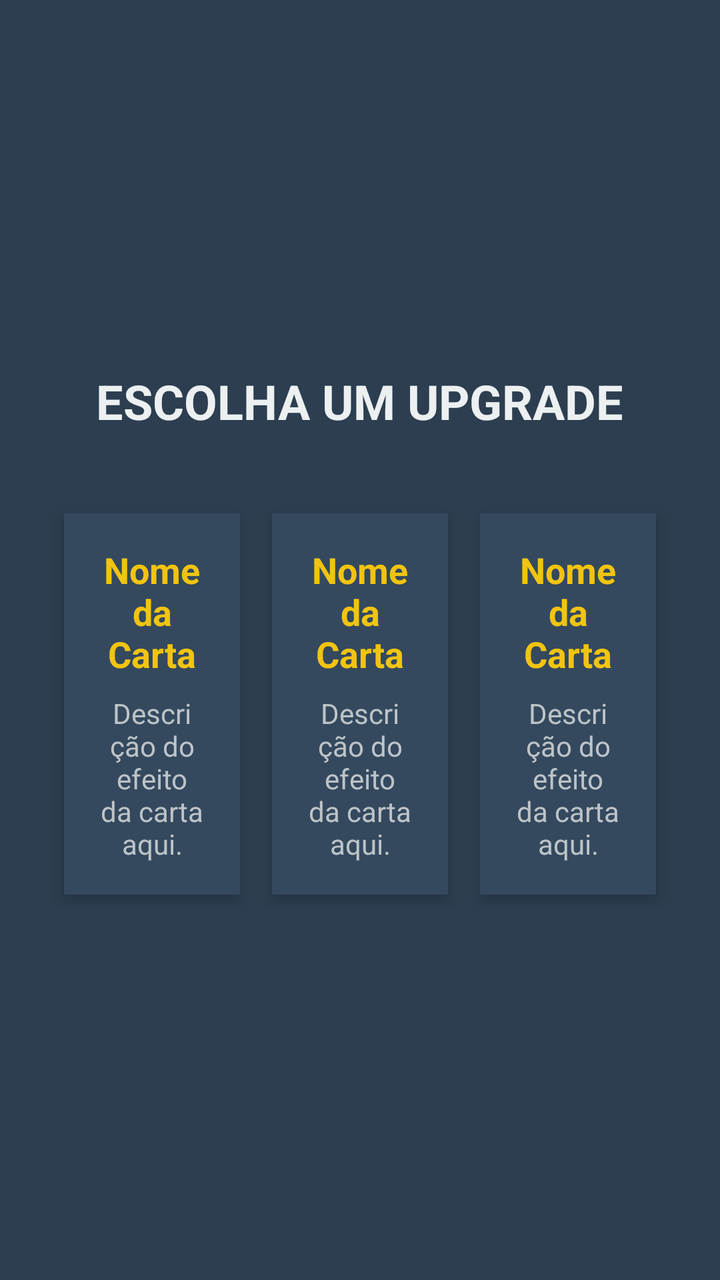
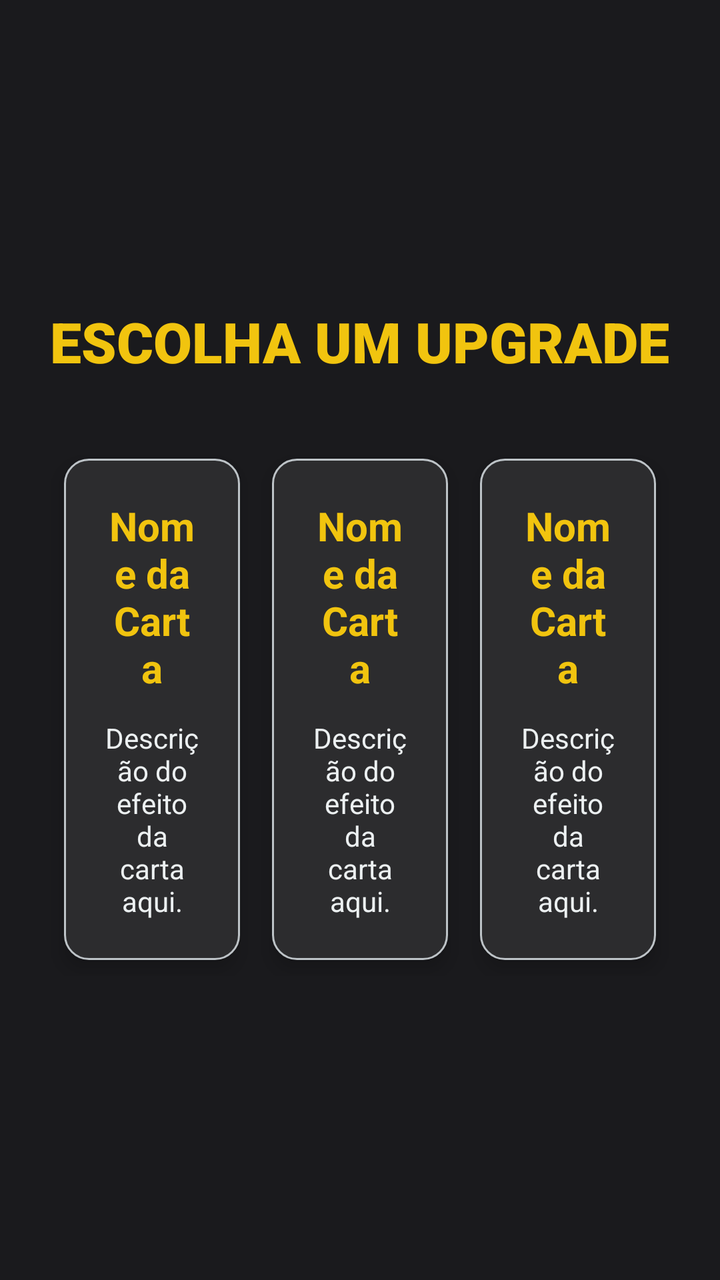

Before-and-after screenshots of an Android layout around one commit, followed by the original layout XML and the change that was made.
<!-- AndroidManifest.xml: application theme Theme.RogueDucks -->
<!-- res/layout/activity_carta.xml -->
<?xml version="1.0" encoding="utf-8"?>
<LinearLayout xmlns:android="http://schemas.android.com/apk/res/android"
    android:layout_width="match_parent"
    android:layout_height="match_parent"
    android:orientation="vertical"
    android:padding="24dp"
    android:gravity="center"
    android:background="#2C3E50">

    <TextView
        android:layout_width="wrap_content"
        android:layout_height="wrap_content"
        android:text="ESCOLHA UM UPGRADE"
        android:textColor="#ECF0F1"
        android:textSize="24sp"
        android:textStyle="bold"
        android:layout_marginBottom="32dp" />

    <LinearLayout
        android:id="@+id/cardContainer"
        android:layout_width="match_parent"
        android:layout_height="wrap_content"
        android:orientation="horizontal"
        android:weightSum="3">

        
        <include layout="@layout/item_carta" android:id="@+id/card1" android:layout_width="0dp" android:layout_height="wrap_content" android:layout_weight="1" android:layout_margin="8dp" />
        <include layout="@layout/item_carta" android:id="@+id/card2" android:layout_width="0dp" android:layout_height="wrap_content" android:layout_weight="1" android:layout_margin="8dp" />
        <include layout="@layout/item_carta" android:id="@+id/card3" android:layout_width="0dp" android:layout_height="wrap_content" android:layout_weight="1" android:layout_margin="8dp" />

    </LinearLayout>

</LinearLayout>
<!-- res/layout/item_carta.xml (included above) -->
<?xml version="1.0" encoding="utf-8"?>
<LinearLayout xmlns:android="http://schemas.android.com/apk/res/android"
    android:layout_width="match_parent"
    android:layout_height="wrap_content"
    android:orientation="vertical"
    android:background="#34495E"
    android:padding="16dp"
    android:gravity="center"
    android:clickable="true"
    android:focusable="true"
    android:elevation="4dp">

    <TextView
        android:id="@+id/txtCardName"
        android:layout_width="wrap_content"
        android:layout_height="wrap_content"
        android:text="Nome da Carta"
        android:textColor="#F1C40F"
        android:textSize="18sp"
        android:textStyle="bold"
        android:gravity="center"
        android:layout_marginBottom="8dp" />

    <TextView
        android:id="@+id/txtCardDesc"
        android:layout_width="wrap_content"
        android:layout_height="wrap_content"
        android:text="Descrição do efeito da carta aqui."
        android:textColor="#BDC3C7"
        android:textSize="14sp"
        android:gravity="center" />

</LinearLayout>
<!-- resources referenced by this layout -->
<resources>
  <style name="Theme.RogueDucks" parent="Base.Theme.RogueDucks" />
  <style name="Base.Theme.RogueDucks" parent="Theme.Material3.DayNight.NoActionBar">
          
          
      </style>
</resources>

<!-- the commit's change to res/layout/activity_carta.xml (unified diff, before → after) -->
@@ -5,15 +5,14 @@
     android:orientation="vertical"
     android:padding="24dp"
     android:gravity="center"
-    android:background="#2C3E50">
+    android:background="@color/bg_dark">
 
     <TextView
         android:layout_width="wrap_content"
         android:layout_height="wrap_content"
         android:text="ESCOLHA UM UPGRADE"
-        android:textColor="#ECF0F1"
-        android:textSize="24sp"
-        android:textStyle="bold"
+        style="@style/RogueDucks.Text.Title"
+        android:textSize="28sp"
         android:layout_marginBottom="32dp" />
 
     <LinearLayout
@@ -21,9 +20,9 @@
         android:layout_width="match_parent"
         android:layout_height="wrap_content"
         android:orientation="horizontal"
+        android:baselineAligned="false"
         android:weightSum="3">
 
-        
         <include layout="@layout/item_carta" android:id="@+id/card1" android:layout_width="0dp" android:layout_height="wrap_content" android:layout_weight="1" android:layout_margin="8dp" />
         <include layout="@layout/item_carta" android:id="@+id/card2" android:layout_width="0dp" android:layout_height="wrap_content" android:layout_weight="1" android:layout_margin="8dp" />
         <include layout="@layout/item_carta" android:id="@+id/card3" android:layout_width="0dp" android:layout_height="wrap_content" android:layout_weight="1" android:layout_margin="8dp" />
@@ -37,30 +36,30 @@
     android:layout_width="match_parent"
     android:layout_height="wrap_content"
     android:orientation="vertical"
-    android:background="#34495E"
-    android:padding="16dp"
+    android:background="@drawable/bg_card_round"
+    android:padding="20dp"
     android:gravity="center"
     android:clickable="true"
     android:focusable="true"
-    android:elevation="4dp">
+    android:elevation="6dp">
 
     <TextView
         android:id="@+id/txtCardName"
         android:layout_width="wrap_content"
         android:layout_height="wrap_content"
         android:text="Nome da Carta"
-        android:textColor="#F1C40F"
-        android:textSize="18sp"
+        android:textColor="@color/primary_gold"
+        android:textSize="20sp"
         android:textStyle="bold"
         android:gravity="center"
-        android:layout_marginBottom="8dp" />
+        android:layout_marginBottom="12dp" />
 
     <TextView
         android:id="@+id/txtCardDesc"
         android:layout_width="wrap_content"
         android:layout_height="wrap_content"
         android:text="Descrição do efeito da carta aqui."
-        android:textColor="#BDC3C7"
+        android:textColor="@color/text_light"
         android:textSize="14sp"
         android:gravity="center" />
 
<!-- resource entries referenced after the edit -->
@@ -1,9 +1,38 @@
 <!-- resources referenced by this layout -->
 <resources>
+  <color name="bg_dark">#1A1A1D</color>
+  <color name="primary_gold">#F1C40F</color>
+  <color name="text_light">#ECF0F1</color>
+  <!-- drawable bg_card_round (drawable) -->
+  <?xml version="1.0" encoding="utf-8"?>
+  <ripple xmlns:android="http://schemas.android.com/apk/res/android"
+      android:color="@color/ripple_color">
+      <item>
+          <shape android:shape="rectangle">
+              <corners android:radius="12dp" />
+              <solid android:color="@color/bg_dark_card" />
+              <stroke android:width="1dp" android:color="@color/text_muted" />
+          </shape>
+      </item>
+  </ripple>
+  <style name="RogueDucks.Text.Title" parent="android:Widget.TextView">
+          <item name="android:textSize">32sp</item>
+          <item name="android:textStyle">bold</item>
+          <item name="android:textColor">@color/primary_gold</item>
+          <item name="android:fontFamily">sans-serif-black</item>
+      </style>
   <style name="Theme.RogueDucks" parent="Base.Theme.RogueDucks" />
+  <color name="ripple_color">#40FFFFFF</color>
+  <color name="bg_dark_card">#2C2C2E</color>
+  <color name="text_muted">#BDC3C7</color>
   <style name="Base.Theme.RogueDucks" parent="Theme.Material3.DayNight.NoActionBar">
           
-          
+          <item name="colorPrimary">@color/primary_gold</item>
+          <item name="colorSecondary">@color/secondary_red</item>
+          <item name="android:windowBackground">@color/bg_dark</item>
+          <item name="android:statusBarColor">@color/bg_dark</item>
+          <item name="android:navigationBarColor">@color/bg_dark</item>
       </style>
+  <color name="secondary_red">#E74C3C</color>
 </resources>
 
